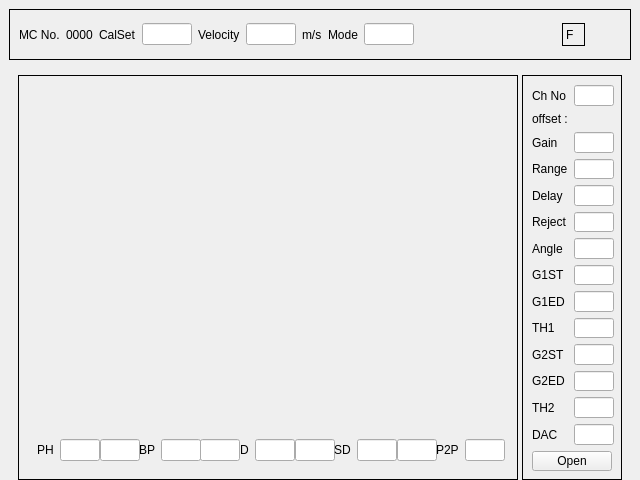
The window that testscreen.ui (parashyd/WeldTester) describes before a commit, drawn with Qt 5.
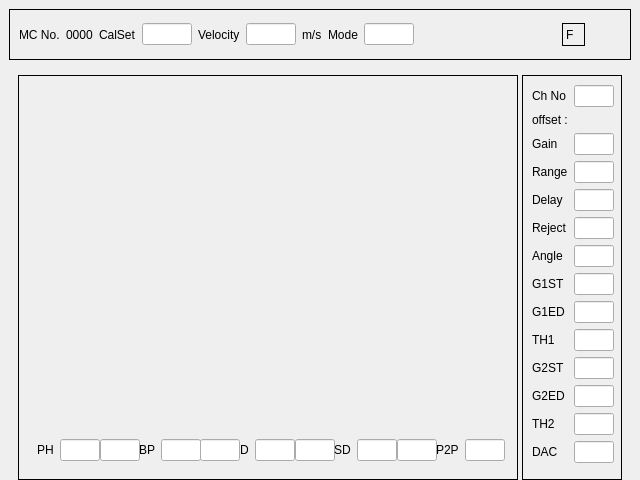
The same window after the commit. Icons and pictures are not drawn. Custom widgets are drawn as their Qt base class.

Diff of the .ui file:
```diff
--- a/testscreen.ui
+++ b/testscreen.ui
@@ -587,6 +587,13 @@
             </property>
            </widget>
           </item>
+          <item row="1" column="0" colspan="2">
+           <widget class="QLabel" name="label_offset">
+            <property name="text">
+             <string>offset :</string>
+            </property>
+           </widget>
+          </item>
           <item row="2" column="0">
            <widget class="QLabel" name="label_gain">
             <property name="text">
@@ -863,32 +870,6 @@
             </property>
            </widget>
           </item>
-          <item row="1" column="0" colspan="2">
-           <widget class="QLabel" name="label_offset">
-            <property name="text">
-             <string>offset :</string>
-            </property>
-           </widget>
-          </item>
-          <item row="15" column="0" colspan="2">
-           <widget class="QPushButton" name="pushButton">
-            <property name="sizePolicy">
-             <sizepolicy hsizetype="Minimum" vsizetype="MinimumExpanding">
-              <horstretch>0</horstretch>
-              <verstretch>0</verstretch>
-             </sizepolicy>
-            </property>
-            <property name="minimumSize">
-             <size>
-              <width>40</width>
-              <height>20</height>
-             </size>
-            </property>
-            <property name="text">
-             <string>Open</string>
-            </property>
-           </widget>
-          </item>
          </layout>
         </widget>
        </item>
```
